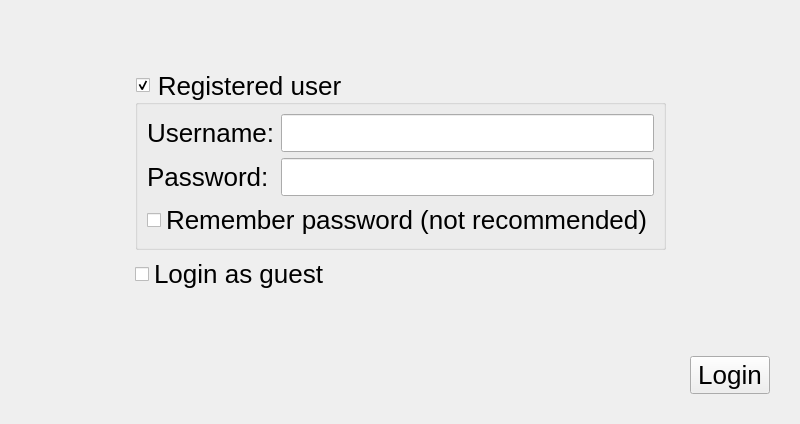
This is src/gui/qt/gui_800x480/internetgamelogindialog_800x480.ui in pokerth/pokerth as Qt 5 draws it before an edit. The edited form follows.
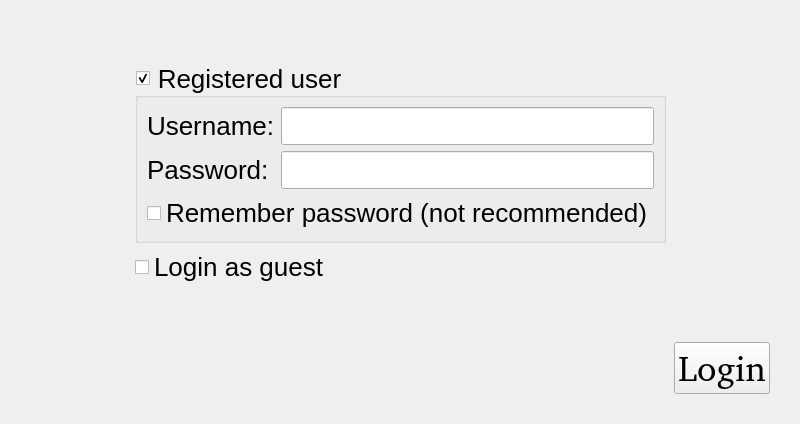
This is the edited form. Icons and pictures are not drawn.

Patch:
```diff
--- a/src/gui/qt/gui_800x480/internetgamelogindialog_800x480.ui
+++ b/src/gui/qt/gui_800x480/internetgamelogindialog_800x480.ui
@@ -131,6 +131,9 @@
      </item>
      <item>
       <widget class="QPushButton" name="pushButton_login">
+       <property name="styleSheet">
+        <string notr="true">QObject{font: 36px, }</string>
+       </property>
        <property name="text">
         <string>Login</string>
        </property>
@@ -140,8 +143,8 @@
        </property>
        <property name="iconSize">
         <size>
-         <width>24</width>
-         <height>24</height>
+         <width>32</width>
+         <height>32</height>
         </size>
        </property>
        <property name="autoDefault">
```
